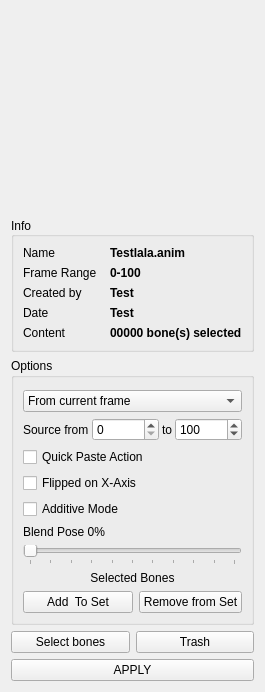
This is gaolib/ui/infowidget.ui in GaoShanPictures/GAOLIB as Qt 5 draws it before an edit. The edited form follows.
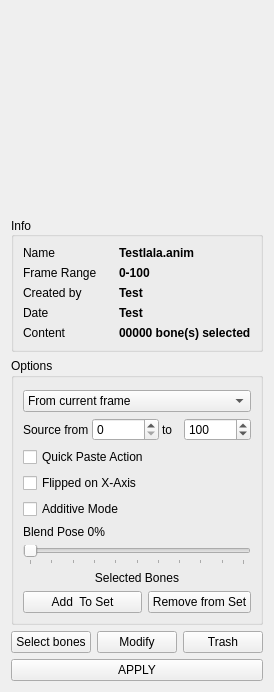
This is the edited form. Icons and pictures are not drawn.

Commit message: NEW FEATURE : Modify folder color

```diff
--- a/gaolib/ui/infowidget.ui
+++ b/gaolib/ui/infowidget.ui
@@ -697,6 +697,20 @@
         </property>
        </widget>
       </item>
+      <item>
+       <widget class="QPushButton" name="modifyPushButton">
+        <property name="enabled">
+         <bool>true</bool>
+        </property>
+        <property name="text">
+         <string>Modify</string>
+        </property>
+        <property name="icon">
+         <iconset>
+          <normaloff>../icons/folder2.png</normaloff>../icons/folder2.png</iconset>
+        </property>
+       </widget>
+      </item>
       <item>
        <widget class="QPushButton" name="trashPushButton">
         <property name="text">
```
The commit also changes 10 other files.
